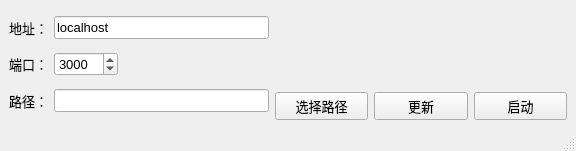
Old version of the form main.ui in the repository songquanpeng/gofile-launcher.
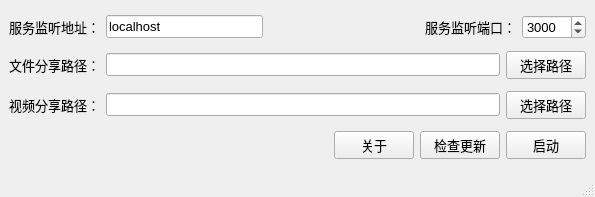
New version of the form.

The edit to the form file:
```diff
--- a/main.ui
+++ b/main.ui
@@ -6,8 +6,8 @@
    <rect>
     <x>0</x>
     <y>0</y>
-    <width>576</width>
-    <height>151</height>
+    <width>595</width>
+    <height>197</height>
    </rect>
   </property>
   <property name="font">
@@ -22,13 +22,11 @@
   <widget class="QWidget" name="centralwidget">
    <layout class="QGridLayout" name="gridLayout">
     <item row="0" column="0">
-     <layout class="QVBoxLayout" name="verticalLayout">
-      <item>
        <layout class="QHBoxLayout" name="horizontalLayout">
         <item>
          <widget class="QLabel" name="label_2">
           <property name="text">
-           <string>地址：</string>
+         <string>服务监听地址：</string>
           </property>
          </widget>
         </item>
@@ -39,14 +37,23 @@
           </property>
          </widget>
         </item>
-       </layout>
-      </item>
       <item>
-       <layout class="QHBoxLayout" name="horizontalLayout_2">
+       <spacer name="horizontalSpacer_2">
+        <property name="orientation">
+         <enum>Qt::Horizontal</enum>
+        </property>
+        <property name="sizeHint" stdset="0">
+         <size>
+          <width>40</width>
+          <height>20</height>
+         </size>
+        </property>
+       </spacer>
+      </item>
         <item>
          <widget class="QLabel" name="label">
           <property name="text">
-           <string>端口：</string>
+         <string>服务监听端口：</string>
           </property>
          </widget>
         </item>
@@ -63,65 +70,76 @@
           </property>
          </widget>
         </item>
-        <item>
-         <spacer name="horizontalSpacer">
-          <property name="orientation">
-           <enum>Qt::Horizontal</enum>
-          </property>
-          <property name="sizeHint" stdset="0">
-           <size>
-            <width>40</width>
-            <height>20</height>
-           </size>
-          </property>
-         </spacer>
-        </item>
-       </layout>
-      </item>
-      <item>
-       <layout class="QHBoxLayout" name="horizontalLayout_3">
+     </layout>
+    </item>
+    <item row="1" column="0">
+     <layout class="QHBoxLayout" name="horizontalLayout_2">
         <item>
          <widget class="QLabel" name="label_3">
           <property name="text">
-           <string>路径：</string>
+         <string>文件分享路径：</string>
           </property>
          </widget>
         </item>
         <item>
-         <widget class="QLineEdit" name="pathLineEdit"/>
-        </item>
-       </layout>
+       <widget class="QLineEdit" name="fileLineEdit"/>
+      </item>
+      <item>
+       <widget class="QPushButton" name="fileChooseBtn">
+        <property name="text">
+         <string>选择路径</string>
+        </property>
+       </widget>
       </item>
      </layout>
     </item>
-    <item row="0" column="1">
-     <layout class="QVBoxLayout" name="verticalLayout_2">
+    <item row="2" column="0">
+     <layout class="QHBoxLayout" name="horizontalLayout_3">
       <item>
-       <spacer name="verticalSpacer">
-        <property name="orientation">
-         <enum>Qt::Vertical</enum>
+       <widget class="QLabel" name="label_4">
+        <property name="text">
+         <string>视频分享路径：</string>
         </property>
-        <property name="sizeHint" stdset="0">
-         <size>
-          <width>292</width>
-          <height>40</height>
-         </size>
-        </property>
-       </spacer>
+       </widget>
       </item>
       <item>
+       <widget class="QLineEdit" name="videoLineEdit"/>
+      </item>
+      <item>
+       <widget class="QPushButton" name="videoChooseBtn">
+        <property name="text">
+         <string>选择路径</string>
+        </property>
+       </widget>
+      </item>
+     </layout>
+    </item>
+    <item row="3" column="0">
        <layout class="QHBoxLayout" name="horizontalLayout_4">
         <item>
-         <widget class="QPushButton" name="chooseBtn">
+       <spacer name="horizontalSpacer">
+        <property name="orientation">
+         <enum>Qt::Horizontal</enum>
+        </property>
+        <property name="sizeHint" stdset="0">
+         <size>
+          <width>178</width>
+          <height>20</height>
+         </size>
+        </property>
+       </spacer>
+      </item>
+      <item>
+       <widget class="QPushButton" name="aboutBtn">
           <property name="text">
-           <string>选择路径</string>
+         <string>关于</string>
           </property>
          </widget>
         </item>
         <item>
          <widget class="QPushButton" name="updateBtn">
           <property name="text">
-           <string>更新</string>
+         <string>检查更新</string>
           </property>
          </widget>
         </item>
@@ -131,8 +149,6 @@
            <string>启动</string>
           </property>
          </widget>
-        </item>
-       </layout>
       </item>
      </layout>
     </item>
```
Lines whose indentation alone changed are shown as unchanged.
